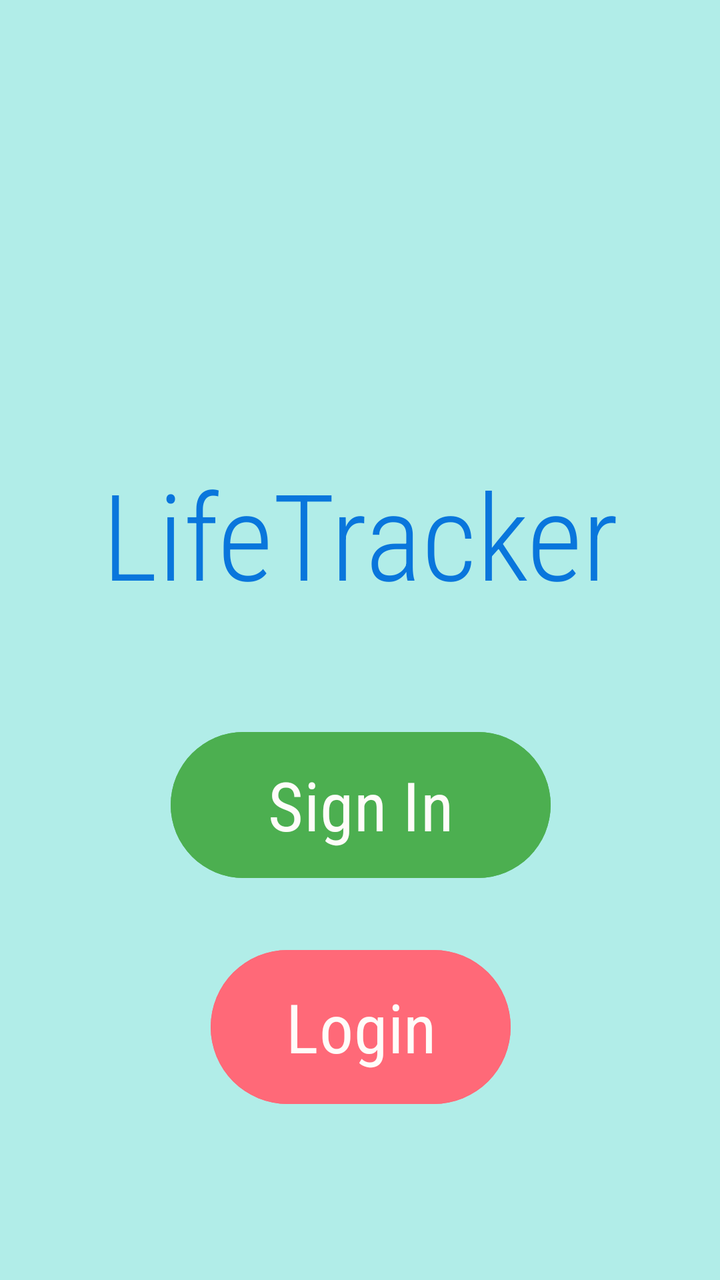
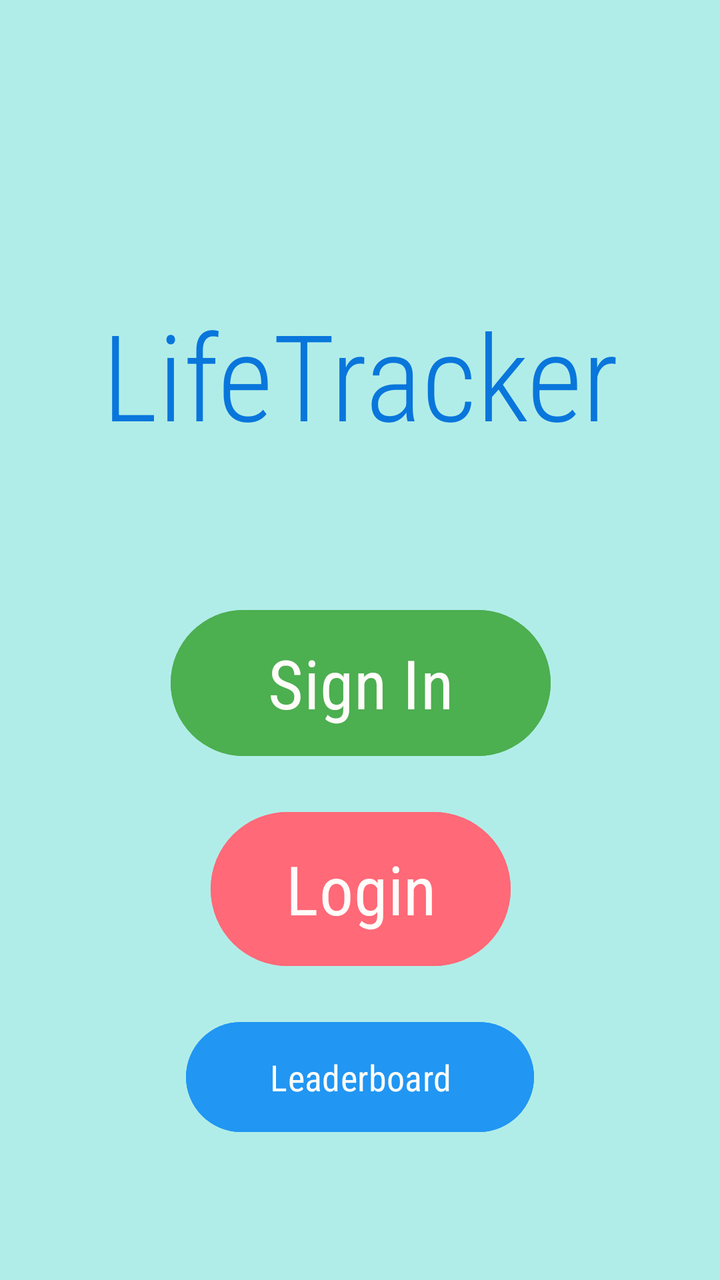

Screens rendered from an Android XML layout before and after an edit, with the pre-edit source and the edit as a unified diff.
<!-- AndroidManifest.xml: application theme Theme.LifeTracker -->
<!-- res/layout/activity_main.xml -->
<?xml version="1.0" encoding="utf-8"?>
<androidx.constraintlayout.widget.ConstraintLayout xmlns:android="http://schemas.android.com/apk/res/android"
    xmlns:app="http://schemas.android.com/apk/res-auto"
    xmlns:tools="http://schemas.android.com/tools"
    android:id="@+id/main"
    android:layout_width="match_parent"
    android:layout_height="match_parent"
    android:background="#B1EDE8"
    tools:context=".MainActivity">

    <TextView
        android:layout_width="331dp"
        android:layout_height="109dp"
        android:fontFamily="sans-serif-condensed-light"
        android:gravity="center"
        android:text="LifeTracker"
        android:textColor="#0976DC"
        android:textSize="60sp"
        app:layout_constraintBottom_toBottomOf="parent"
        app:layout_constraintEnd_toEndOf="parent"
        app:layout_constraintStart_toStartOf="parent"
        app:layout_constraintTop_toTopOf="parent"
        app:layout_constraintVertical_bias="0.4" />

    <Button
        android:id="@+id/signIn"
        android:layout_width="190dp"
        android:layout_height="81dp"
        android:layout_marginBottom="28dp"
        android:backgroundTint="#4CAF50"
        android:fontFamily="sans-serif-condensed"
        android:text="Sign In"
        android:textColor="#FFFCF9"
        android:textSize="34sp"
        app:layout_constraintBottom_toTopOf="@+id/login"
        app:layout_constraintEnd_toEndOf="parent"
        app:layout_constraintHorizontal_bias="0.501"
        app:layout_constraintStart_toStartOf="parent" />

    <Button
        android:id="@+id/login"
        android:layout_width="150dp"
        android:layout_height="85dp"
        android:layout_marginBottom="84dp"
        android:backgroundTint="#FF6978"
        android:fontFamily="sans-serif-condensed"
        android:text="Login"
        android:textColor="#FFFCF9"
        android:textSize="34sp"
        app:layout_constraintBottom_toBottomOf="parent"
        app:layout_constraintEnd_toEndOf="parent"
        app:layout_constraintHorizontal_bias="0.501"
        app:layout_constraintStart_toStartOf="parent" />
</androidx.constraintlayout.widget.ConstraintLayout>
<!-- resources referenced by this layout -->
<resources>
  <style name="Theme.LifeTracker" parent="Base.Theme.LifeTracker" />
  <style name="Base.Theme.LifeTracker" parent="Theme.Material3.DayNight.NoActionBar">
          
          
      </style>
</resources>

<!-- the commit's change to res/layout/activity_main.xml (unified diff, before → after) -->
@@ -9,6 +9,7 @@
     tools:context=".MainActivity">
 
     <TextView
+        android:id="@+id/textView"
         android:layout_width="331dp"
         android:layout_height="109dp"
         android:fontFamily="sans-serif-condensed-light"
@@ -20,13 +21,13 @@
         app:layout_constraintEnd_toEndOf="parent"
         app:layout_constraintStart_toStartOf="parent"
         app:layout_constraintTop_toTopOf="parent"
-        app:layout_constraintVertical_bias="0.4" />
+        app:layout_constraintVertical_bias="0.25" />
 
     <Button
         android:id="@+id/signIn"
         android:layout_width="190dp"
         android:layout_height="81dp"
-        android:layout_marginBottom="28dp"
+        android:layout_marginBottom="20dp"
         android:backgroundTint="#4CAF50"
         android:fontFamily="sans-serif-condensed"
         android:text="Sign In"
@@ -41,14 +42,30 @@
         android:id="@+id/login"
         android:layout_width="150dp"
         android:layout_height="85dp"
-        android:layout_marginBottom="84dp"
+        android:layout_marginBottom="20dp"
         android:backgroundTint="#FF6978"
         android:fontFamily="sans-serif-condensed"
         android:text="Login"
         android:textColor="#FFFCF9"
         android:textSize="34sp"
-        app:layout_constraintBottom_toBottomOf="parent"
+        app:layout_constraintBottom_toTopOf="@+id/leaderboardButton"
         app:layout_constraintEnd_toEndOf="parent"
         app:layout_constraintHorizontal_bias="0.501"
         app:layout_constraintStart_toStartOf="parent" />
+
+    <Button
+        android:id="@+id/leaderboardButton"
+        android:layout_width="174dp"
+        android:layout_height="63dp"
+        android:layout_marginBottom="70dp"
+        android:backgroundTint="#2196F3"
+        android:fontFamily="sans-serif-condensed"
+        android:paddingTop="12dp"
+        android:paddingBottom="12dp"
+        android:text="Leaderboard"
+        android:textColor="#FFFCF9"
+        android:textSize="18sp"
+        app:layout_constraintBottom_toBottomOf="parent"
+        app:layout_constraintEnd_toEndOf="parent"
+        app:layout_constraintStart_toStartOf="parent" />
 </androidx.constraintlayout.widget.ConstraintLayout>
